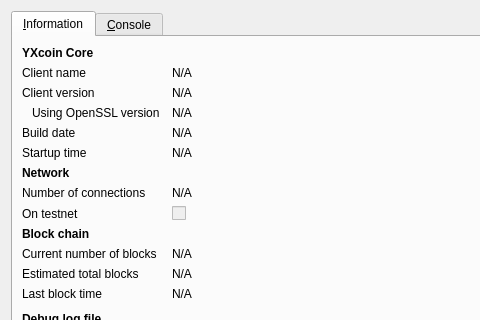
Old version of the form src/qt/forms/rpcconsole.ui in the repository erikYX/yxlite; both pictures show x 0 to 480 and y 0 to 320 of the 740 by 450 pixel window.
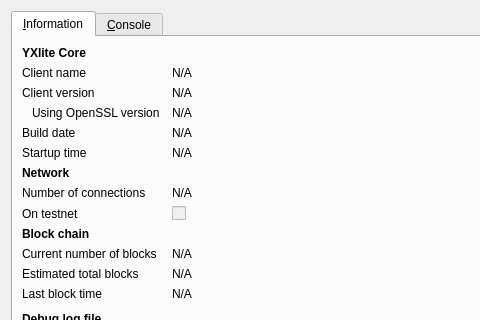
New version of the form. Icons and pictures are not drawn.

The edit to the form file:
```diff
--- a/src/qt/forms/rpcconsole.ui
+++ b/src/qt/forms/rpcconsole.ui
@@ -36,7 +36,7 @@
           </font>
          </property>
          <property name="text">
-          <string>YXcoin Core</string>
+          <string>YXlite Core</string>
          </property>
         </widget>
        </item>
```
Left out of the diff: 6 changed lines with no effect on the pictures.
